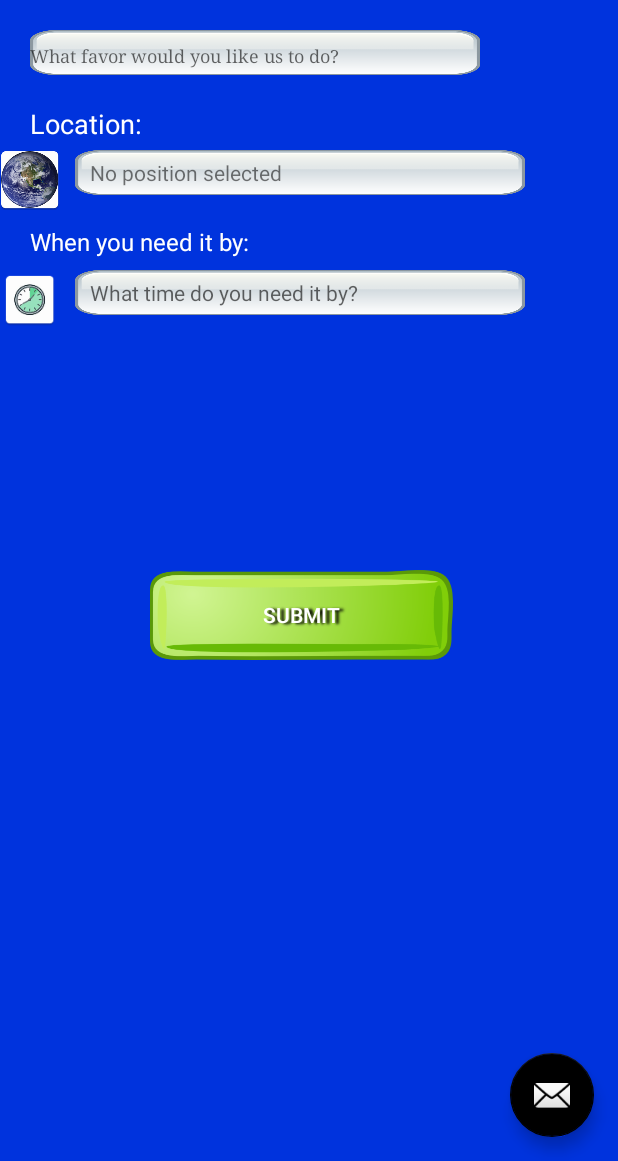
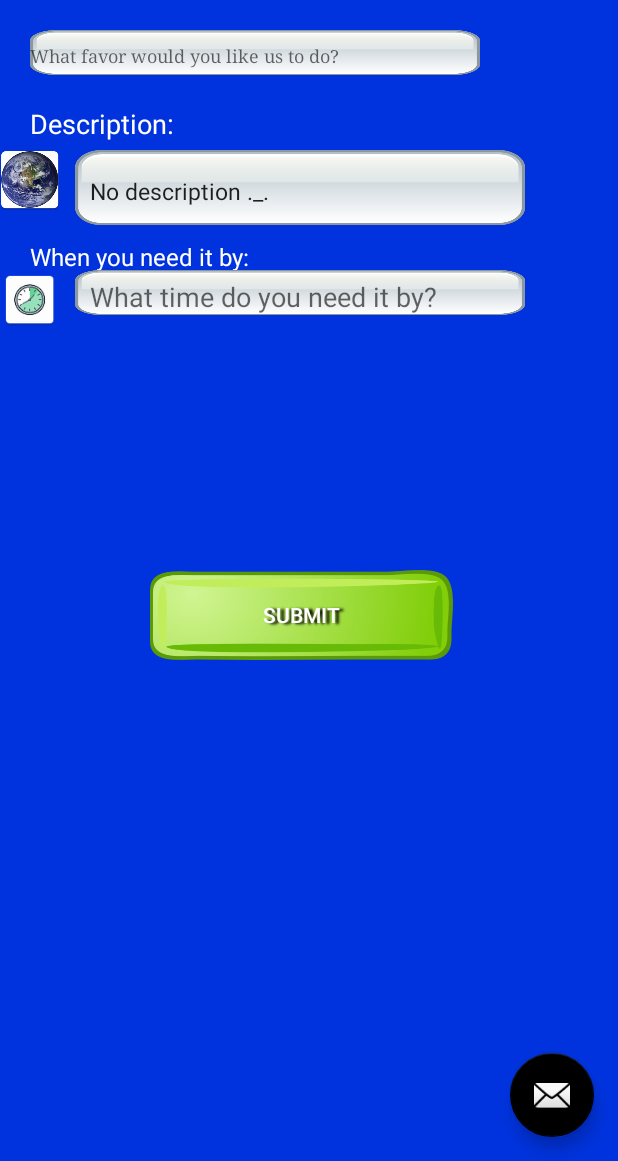
Before and after one commit to miaog/iHaveAFavor, an Android app: the screen it shows after launch (SubmitFavorForm), after a tap on an icon or button, on a phone screen of 412 x 824 dp, the part 75-1236 px from its top. Run offline under Robolectric (Android 15) with nearby library versions, the phone set to English and light mode, and no system bars; libraries missing offline, so code that uses them is left out: com.facebook, com.parse; 1 statement that could not run was skipped.

Commit message:
More stuff

```diff
--- a/iHaveAFavor/app/build.gradle
+++ b/iHaveAFavor/app/build.gradle
@@ -29,5 +29,7 @@ dependencies {
     compile 'com.android.support:recyclerview-v7:25.0.0'
     compile 'com.android.support:design:25.0.0'
     compile 'com.parse:parse-android:1.+'
+    compile 'com.facebook.android:facebook-android-sdk:[4,5)'
+
     testCompile 'junit:junit:4.12'
 }
--- a/iHaveAFavor/app/src/main/AndroidManifest.xml
+++ b/iHaveAFavor/app/src/main/AndroidManifest.xml
@@ -37,6 +37,10 @@
                 <category android:name="android.intent.category.LAUNCHER" />
             </intent-filter>
         </activity>
+        <activity
+            android:name=".PaymentActivity"
+            android:label="@string/title_activity_payment"
+            android:theme="@style/AppTheme.NoActionBar"></activity>
     </application>
 
 </manifest>
--- a/iHaveAFavor/app/src/main/java/com/example/gloriamiao/ihaveafavor/ItemDetailActivity.java
+++ b/iHaveAFavor/app/src/main/java/com/example/gloriamiao/ihaveafavor/ItemDetailActivity.java
@@ -15,7 +15,7 @@ import android.widget.ImageView;
 import android.graphics.Color;
 
 public class ItemDetailActivity extends AppCompatActivity {
-
+    public FavorUser favor;
     private int clicked = 0;
     FloatingActionButton fab;
 
@@ -24,6 +24,8 @@ public class ItemDetailActivity extends AppCompatActivity {
         super.onCreate(savedInstanceState);
         setContentView(R.layout.activity_item_detail);
         Toolbar toolbar = (Toolbar) findViewById(R.id.detail_toolbar);
+        Intent intent = getIntent();
+        final FavorUser favor = intent.getParcelableExtra("favor");
         setSupportActionBar(toolbar);
 
         fab = (FloatingActionButton) findViewById(R.id.fab);
@@ -35,6 +37,7 @@ public class ItemDetailActivity extends AppCompatActivity {
                     clicked = 1;
                     fab.setImageResource(R.drawable.ic_cab_done_holo_light);
 
+                    favor.accept_offer();
                     Snackbar.make(view, "ACCEPTED!!", Snackbar.LENGTH_LONG)
                             .setAction("Action", null).show();
                 }
--- a/iHaveAFavor/app/src/main/java/com/example/gloriamiao/ihaveafavor/ItemListActivity.java
+++ b/iHaveAFavor/app/src/main/java/com/example/gloriamiao/ihaveafavor/ItemListActivity.java
@@ -2,6 +2,7 @@ package com.example.gloriamiao.ihaveafavor;
 
 import android.content.Context;
 import android.content.Intent;
+import android.location.LocationManager;
 import android.os.Bundle;
 import android.support.annotation.NonNull;
 import android.support.v7.app.AppCompatActivity;
@@ -28,7 +29,8 @@ import java.util.List;
  * item details side-by-side using two vertical panes.
  */
 public class ItemListActivity extends AppCompatActivity {
-
+    public FavorUser favor = new FavorUser(this);
+    public LocationManager lm= (LocationManager)getSystemService(Context.LOCATION_SERVICE);
     protected void onCreate(Bundle savedInstanceState) {
         super.onCreate(savedInstanceState);
         setContentView(R.layout.activity_item_list);
@@ -57,6 +59,7 @@ public class ItemListActivity extends AppCompatActivity {
     public void createFavor(View v){
         Context context = v.getContext();
         Intent intent = new Intent(context, SubmitFavorForm.class);
+        intent.putExtra("favor", favor);
         context.startActivity(intent);
     }
 
@@ -87,7 +90,7 @@ public class ItemListActivity extends AppCompatActivity {
                     Context context = v.getContext();
                     Intent intent = new Intent(context, ItemDetailActivity.class);
                     intent.putExtra(ItemDetailFragment.ARG_ITEM_ID, holder.mItem.description);
-
+                    intent.putExtra("favor", favor);
                     context.startActivity(intent);
                 }
             });
@@ -102,7 +105,6 @@ public class ItemListActivity extends AppCompatActivity {
             public final View mView;
             public final TextView mContentView;
             public FavorContent.FavorItem mItem;
-
             public ViewHolder(View view) {
                 super(view);
                 mView = view;
--- a/iHaveAFavor/app/src/main/java/com/example/gloriamiao/ihaveafavor/favors/FavorContent.java
+++ b/iHaveAFavor/app/src/main/java/com/example/gloriamiao/ihaveafavor/favors/FavorContent.java
@@ -1,4 +1,11 @@
 package com.example.gloriamiao.ihaveafavor.favors;
+
+import android.support.design.widget.Snackbar;
+
+import com.parse.FindCallback;
+import com.parse.ParseException;
+import com.parse.ParseObject;
+import com.parse.ParseQuery;
 
 import java.util.ArrayList;
 import java.util.HashMap;
@@ -23,13 +30,24 @@ public class FavorContent {
     public static final Map<String, FavorItem> ITEM_MAP = new HashMap<String, FavorItem>();
 
     private static final int COUNT = 5;
+    private static void getFavors() {
+        ParseQuery<ParseObject> query = ParseQuery.getQuery("Favor");
+        query.findInBackground(new FindCallback<ParseObject>() {
+            public void done(List<ParseObject> favors, ParseException e) {
+                if (e == null) {
+                    if (favors.size() != 0) {
+                        for (int i = 0; i < favors.size(); i++) {
+                            addItem(createFavorItem(favors.get(i).getString("desc"), favors.get(i).get("time"), favors.get(i).get("location"), favors.get(i).getObjectId()));
+                        }
 
-    static {
-        // Add some sample items.
-        for (int i = 1; i <= COUNT; i++){
-            addItem(createFavorItem("INSERT DESCRIPTION " + Integer.toString(i), "INSERT LOCATION", "INSERT DUE TIME"));
-        }
-    }
+                    }
+                }
+                else {
+                }
+            }
+        });
+    };
+
 
     private static void addItem(FavorItem item) {
         // TODO: Query for the objects, implement sorting
@@ -37,8 +55,8 @@ public class FavorContent {
         ITEM_MAP.put(item.description, item);
     }
 
-    private static FavorItem createFavorItem(String description, String location, String dueTime) {
-        return new FavorItem(description, "Item " + description, makeDetails(description));
+    private static FavorItem createFavorItem(String description, Object location, Object dueTime, String key) {
+        return new FavorItem(description, "Item " + description, makeDetails(description), key);
     }
 
     private static String makeDetails(String position) {
@@ -55,16 +73,20 @@ public class FavorContent {
         public final String description;
         public final String location;
         public final String dueTime;
-
-        public FavorItem(String description, String location, String dueTime) {
+        public final String key;
+        public FavorItem(String description, String location, String dueTime, String key) {
             this.description = description;
             this.location = location;
             this.dueTime = dueTime;
+            this.key = key;
         }
 
         @Override
         public String toString() {
             return description;
         }
+        public String getKey(){
+            return key;
+        }
     }
 }
--- a/iHaveAFavor/app/src/main/res/layout/activity_submit_favor_form.xml
+++ b/iHaveAFavor/app/src/main/res/layout/activity_submit_favor_form.xml
@@ -40,16 +40,16 @@
         android:textSize="12sp"
 />
         <RelativeLayout
-            android:id="@+id/location_label"
+            android:id="@+id/description_label"
             android:layout_width="match_parent"
             android:layout_height="30dp">
-            <TextView android:id="@+id/location"
+            <TextView android:id="@+id/description"
                 android:layout_marginLeft="20sp"
                 android:padding="0dp"
                 android:layout_width="100dp"
                 android:textColor="@color/white"
                 android:textSize="18sp"
-                android:text = "Location: "
+                android:text = "Description: "
                 android:layout_height="match_parent"
                 />
         </RelativeLayout>
@@ -63,7 +63,7 @@
             android:layout_height="40dp"
             android:src="@mipmap/earth"
             android:onClick="selectLocation"/>
-    <TextView android:id="@+id/place_message"
+    <EditText android:id="@+id/description_message"
         android:layout_marginLeft="50sp"
         android:layout_marginStart="50sp"
 
@@ -71,9 +71,10 @@
         android:paddingStart="10sp"
         android:paddingLeft="10sp"
         android:layout_width="300dp"
-        android:text = "No position selected"
+        android:text = "No description ._."
+        android:textSize="15sp"
         android:background="@drawable/text_box"
-        android:layout_height="30dp"
+        android:layout_height="140dp"
         android:hint="@string/time_message" />
         </RelativeLayout>
         <RelativeLayout
@@ -82,6 +83,7 @@
             android:layout_height="30dp">
             <TextView android:id="@+id/time"
                 android:layout_marginLeft="20sp"
+                android:layout_marginTop="10sp"
                 android:padding="0dp"
                 android:layout_width="200dp"
                 android:textColor="@color/white"
@@ -97,7 +99,7 @@
                 android:layout_width="40dp"
                 android:layout_height="40dp"
                 android:src="@mipmap/clock"/>
-            <TextView android:id="@+id/time_message"
+            <EditText android:id="@+id/time_message"
                 android:layout_marginLeft="50dp"
                 android:paddingTop="5dp"
                 android:paddingLeft="10dp"
--- a/iHaveAFavor/app/src/main/res/values/dimens.xml
+++ b/iHaveAFavor/app/src/main/res/values/dimens.xml
@@ -4,4 +4,7 @@
     <dimen name="app_bar_height">200dp</dimen>
     <dimen name="item_width">200dp</dimen>
     <dimen name="text_margin">16dp</dimen>
+    <!-- Default screen margins, per the Android Design guidelines. -->
+    <dimen name="activity_horizontal_margin">16dp</dimen>
+    <dimen name="activity_vertical_margin">16dp</dimen>
 </resources>
--- a/iHaveAFavor/app/src/main/res/values/strings.xml
+++ b/iHaveAFavor/app/src/main/res/values/strings.xml
@@ -6,4 +6,5 @@
     <string name="time_message">What time do you need it by?</string>
     <string name="place_message">Where would you like it?</string>
     <string name="title_activity_submit_favor_form">SubmitFavorForm</string>
+    <string name="title_activity_payment">PaymentActivity</string>
 </resources>
```
Also changed, not shown: iHaveAFavor/app/src/main/java/com/example/gloriamiao/ihaveafavor/SubmitFavorForm.java (+18 -36 lines).
